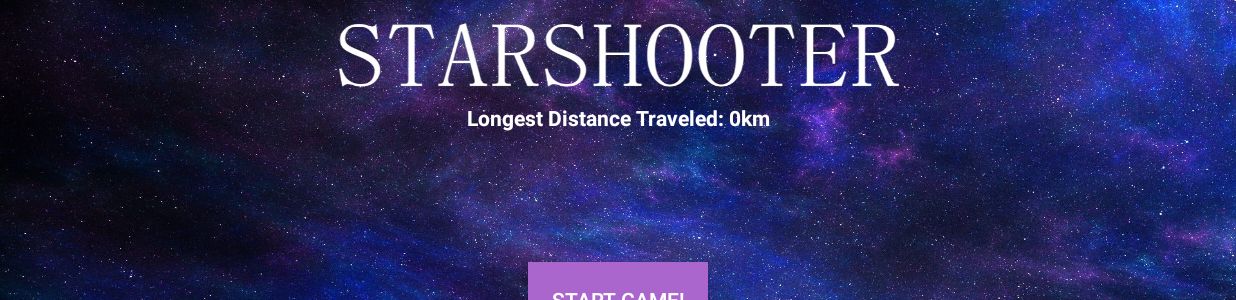
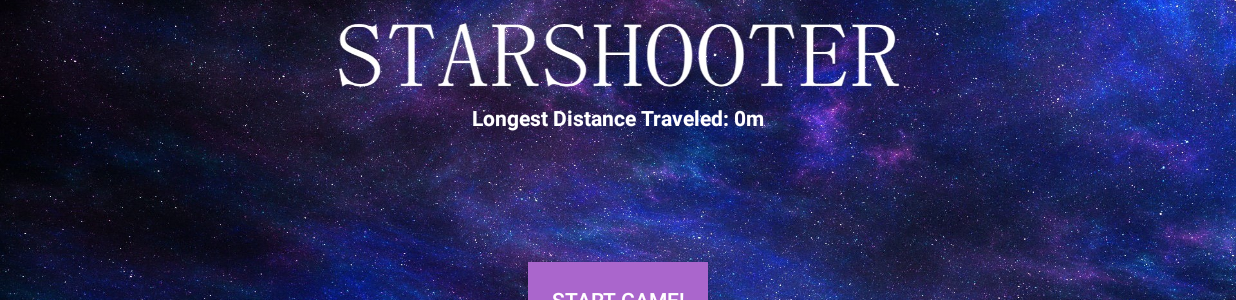
Before and after one commit to Vildmusen/Spaceshooter, an Android app: the screen it shows after launch (MainActivity), on a phone screen of 824 x 412 dp (held sideways). Shown: the part 233-533 px from the top of the screen. Run offline under Robolectric (Android 15) with nearby library versions, the light colour scheme and no system bars.

Commit message:
finishing touches

```diff
--- a/app/src/main/java/com/viktorvilmusenaho/spaceshooter/Enemy.java
+++ b/app/src/main/java/com/viktorvilmusenaho/spaceshooter/Enemy.java
@@ -67,8 +67,8 @@
 
     @Override
     void update() {
-        _velX = -(_game._playerSpeed * (DIFFICULTY_MULTIPLIER + (_patternCounter/1000)));
-        _x += _velX;
+        _velX = -(_game._playerSpeed);
+        _x += _velX - (DIFFICULTY_MULTIPLIER + (_patternCounter/1000));
 
         _patternCounter += 0.01f;
         _y += (float) sin(_patternCounter);
--- a/app/src/main/java/com/viktorvilmusenaho/spaceshooter/JukeBox.java
+++ b/app/src/main/java/com/viktorvilmusenaho/spaceshooter/JukeBox.java
@@ -15,7 +15,6 @@
     static int GAME_START = 0;
     static int GAME_OVER = 0;
     static int PLAYER_SHOOT = 0;
-    static int SHOT_COLLISION = 0;
     static int POWER_UP = 0;
 
     private SoundPool _soundPool;
@@ -44,7 +43,7 @@
             GAME_START = _soundPool.load(descriptor, 1);
             descriptor = assetManager.openFd("laser_pew.wav");
             PLAYER_SHOOT = _soundPool.load(descriptor, 1);
-            descriptor = assetManager.openFd("game_start.wav");
+            descriptor = assetManager.openFd("game_start.ogg");
             POWER_UP = _soundPool.load(descriptor, 1);
         } catch (IOException e) {
             e.printStackTrace();
--- a/app/src/main/java/com/viktorvilmusenaho/spaceshooter/MainActivity.java
+++ b/app/src/main/java/com/viktorvilmusenaho/spaceshooter/MainActivity.java
@@ -22,7 +22,10 @@
         final TextView high_score = findViewById(R.id.high_score_txt);
         SharedPreferences prefs = getSharedPreferences(UI.PREFS, Context.MODE_PRIVATE);
         int longestDistance = prefs.getInt(UI.LONGEST_DIST, 0);
-        high_score.setText(String.format("Longest Distance Traveled: %skm", longestDistance));
+        high_score.setText(String.format("%s %d%s",
+                getResources().getString(R.string.high_score_text),
+                longestDistance,
+                getResources().getString(R.string.high_score_metric)));
     }
 
     @Override
--- a/app/src/main/java/com/viktorvilmusenaho/spaceshooter/PlayerProjectile.java
+++ b/app/src/main/java/com/viktorvilmusenaho/spaceshooter/PlayerProjectile.java
@@ -16,7 +16,6 @@
     private static float PROJECTILE_VEL = 6f;
 
     public boolean _isActive = false;
-    private Rect _shot = null;
     private float _playerWidth;
     private float _playerHeight;
 
--- a/app/src/main/java/com/viktorvilmusenaho/spaceshooter/PowerUp.java
+++ b/app/src/main/java/com/viktorvilmusenaho/spaceshooter/PowerUp.java
@@ -1,9 +1,6 @@
 package com.viktorvilmusenaho.spaceshooter;
 
 import android.content.Context;
-import android.graphics.Canvas;
-import android.graphics.Paint;
-import android.util.Log;
 
 abstract class PowerUp extends BitmapEntity {
 
--- a/app/src/main/java/com/viktorvilmusenaho/spaceshooter/Star.java
+++ b/app/src/main/java/com/viktorvilmusenaho/spaceshooter/Star.java
@@ -78,7 +78,7 @@
     }
 
     private void modifySpeed(float speed) {
-        _velX = -(speed * 1 + (_radius / 5));
+        _velX = -(speed * (0.5f + (_radius / 10)));
     }
 
 }
--- a/app/src/main/res/values/strings.xml
+++ b/app/src/main/res/values/strings.xml
@@ -2,11 +2,9 @@
     <!--Start screen strings-->
     <string name="app_name">Spaceshooter</string>
     <string name="start_game">Start Game!</string>
-    <string name="high_score_default_value">Longest Distance Traveled: 0km</string>
-
-    <!--Shared preferences information-->
-<!--    <string name="shared_preferences">com.viktorvilmusenaho.spaceshooter</string>-->
-<!--    <string name="longest_distance_preference">longest_distance</string>-->
+    <string name="high_score_default_value">Longest Distance Traveled: 0m</string>
+    <string name="high_score_text">Longest Distance Traveled: </string>
+    <string name="high_score_metric">m</string>
 
     <!--Game HUD strings-->
     <string name="game_over_message">GAME OVER!</string>
```
Also changed, not shown: app/src/main/java/com/viktorvilmusenaho/spaceshooter/Game.java (+8 -3 lines), app/src/main/java/com/viktorvilmusenaho/spaceshooter/Player.java (+6 -14 lines), app/src/main/res/drawable-nodpi/meteor.png (deleted), app/src/main/res/drawable-nodpi/mine_6.png (deleted), app/src/main/res/drawable-nodpi/player_ship.png (deleted), app/src/main/res/drawable-nodpi/starskynightshootingstar.jpg (deleted), 2 other files.
